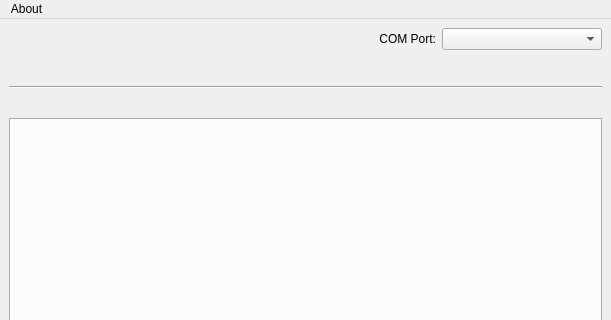
Old version of the form guiwindow.ui in the repository bebu/OpenFIRE-App; both pictures show x 0 to 611 and y 0 to 320 of the 611 by 950 pixel window.
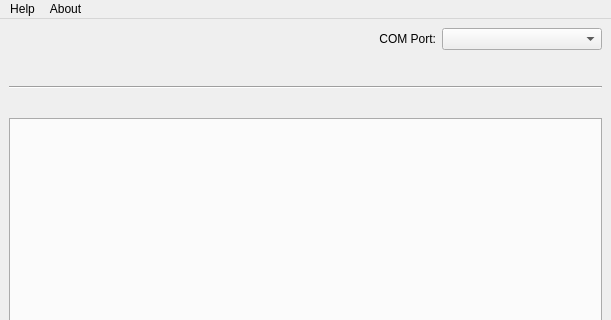
New version of the form. Icons and pictures are not drawn.

Commit message:
Help links added to menubar
Just to make sure people actually read the fucking manuals, hyperlinks are added that link directly to both the OpenFIRE Enclosed Instruction Book (for general use) and the OpenFIRE Wiki (for Serial codes docs).

```diff
--- a/guiwindow.ui
+++ b/guiwindow.ui
@@ -1540,6 +1540,14 @@
     </property>
     <addaction name="actionAbout_UI"/>
    </widget>
+   <widget class="QMenu" name="menuHelp">
+    <property name="title">
+     <string>Help</string>
+    </property>
+    <addaction name="actionOpenFIRE_Documentation"/>
+    <addaction name="actionOpenFIRE_Serial_Usage"/>
+   </widget>
+   <addaction name="menuHelp"/>
    <addaction name="menuAbout"/>
   </widget>
   <widget class="QStatusBar" name="statusBar">
```
Left out of the diff: 16 changed lines with no effect on the pictures. The commit also changes 2 other files.
